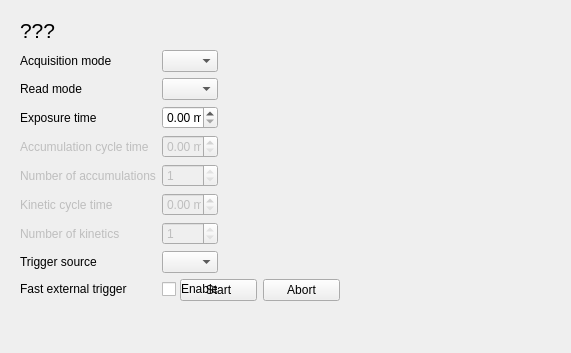
Old version of the form code/cam_full/acq_control_in_progress.ui in the repository gsehrlich/diffusive-ta.
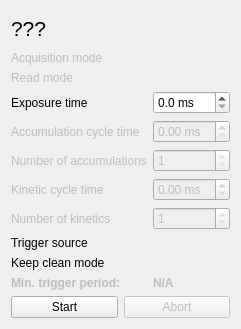
New version of the form.

Commit message: Fixed shutdown problems; Started acquisition parameter setup

What changed in the file:
```diff
--- a/code/cam_full/acq_control_in_progress.ui
+++ b/code/cam_full/acq_control_in_progress.ui
@@ -6,48 +6,16 @@
    <rect>
     <x>0</x>
     <y>0</y>
-    <width>571</width>
-    <height>353</height>
+    <width>215</width>
+    <height>329</height>
    </rect>
   </property>
   <property name="windowTitle">
    <string>Acquisition control</string>
   </property>
-  <widget class="QWidget" name="horizontalLayoutWidget">
-   <property name="geometry">
-    <rect>
-     <x>180</x>
-     <y>250</y>
-     <width>160</width>
-     <height>80</height>
-    </rect>
-   </property>
-   <layout class="QHBoxLayout" name="horizontalLayout">
+  <layout class="QVBoxLayout" name="verticalLayout">
     <item>
-     <widget class="QPushButton" name="startButton">
-      <property name="text">
-       <string>Start</string>
-      </property>
-     </widget>
-    </item>
-    <item>
-     <widget class="QPushButton" name="abortButton">
-      <property name="text">
-       <string>Abort</string>
-      </property>
-     </widget>
-    </item>
-   </layout>
-  </widget>
-  <widget class="QLabel" name="label">
-   <property name="geometry">
-    <rect>
-     <x>20</x>
-     <y>10</y>
-     <width>101</width>
-     <height>41</height>
-    </rect>
-   </property>
+    <widget class="QLabel" name="nameLabel">
    <property name="font">
     <font>
      <pointsize>16</pointsize>
@@ -57,50 +25,29 @@
     <string>???</string>
    </property>
   </widget>
-  <widget class="QWidget" name="formLayoutWidget">
-   <property name="geometry">
-    <rect>
-     <x>20</x>
-     <y>50</y>
-     <width>198</width>
-     <height>251</height>
-    </rect>
-   </property>
+   </item>
+   <item>
    <layout class="QFormLayout" name="formLayout">
     <item row="0" column="0">
      <widget class="QLabel" name="label_2">
+       <property name="enabled">
+        <bool>false</bool>
+       </property>
       <property name="text">
        <string>Acquisition mode</string>
       </property>
      </widget>
     </item>
-    <item row="0" column="1">
-     <widget class="QComboBox" name="acquisitionModeComboBox">
-      <property name="enabled">
-       <bool>true</bool>
-      </property>
-      <property name="currentText">
-       <string/>
-      </property>
-      <property name="currentIndex">
-       <number>-1</number>
-      </property>
-     </widget>
-    </item>
     <item row="1" column="0">
      <widget class="QLabel" name="label_3">
+       <property name="enabled">
+        <bool>false</bool>
+       </property>
       <property name="text">
        <string>Read mode</string>
       </property>
      </widget>
     </item>
-    <item row="1" column="1">
-     <widget class="QComboBox" name="readModeComboBox">
-      <property name="enabled">
-       <bool>true</bool>
-      </property>
-     </widget>
-    </item>
     <item row="2" column="0">
      <widget class="QLabel" name="label_4">
       <property name="text">
@@ -113,6 +60,9 @@
       <property name="suffix">
        <string> ms</string>
       </property>
+       <property name="decimals">
+        <number>1</number>
+       </property>
      </widget>
     </item>
     <item row="3" column="0">
@@ -208,25 +158,69 @@
       </property>
      </widget>
     </item>
-    <item row="7" column="1">
-     <widget class="QComboBox" name="triggerSourceComboBox"/>
-    </item>
     <item row="8" column="0">
      <widget class="QLabel" name="label_10">
       <property name="text">
-       <string>Fast external trigger</string>
+        <string>Keep clean mode</string>
       </property>
      </widget>
     </item>
-    <item row="8" column="1">
-     <widget class="QCheckBox" name="fastExternalCheckBox">
+     <item row="9" column="0">
+      <widget class="QLabel" name="label_11">
+       <property name="enabled">
+        <bool>false</bool>
+       </property>
+       <property name="font">
+        <font>
+         <weight>75</weight>
+         <bold>true</bold>
+        </font>
+       </property>
       <property name="text">
-       <string>Enable</string>
+        <string>Min. trigger period:</string>
       </property>
      </widget>
     </item>
-   </layout>
-  </widget>
+     <item row="9" column="1">
+      <widget class="QLabel" name="minTriggerPeriodLabel">
+       <property name="enabled">
+        <bool>false</bool>
+       </property>
+       <property name="font">
+        <font>
+         <weight>75</weight>
+         <bold>true</bold>
+        </font>
+       </property>
+       <property name="text">
+        <string>N/A</string>
+       </property>
+      </widget>
+     </item>
+    </layout>
+   </item>
+   <item>
+    <layout class="QHBoxLayout" name="horizontalLayout">
+     <item>
+      <widget class="QPushButton" name="startButton">
+       <property name="text">
+        <string>Start</string>
+       </property>
+      </widget>
+     </item>
+     <item>
+      <widget class="QPushButton" name="abortButton">
+       <property name="enabled">
+        <bool>false</bool>
+       </property>
+       <property name="text">
+        <string>Abort</string>
+       </property>
+      </widget>
+     </item>
+    </layout>
+   </item>
+  </layout>
  </widget>
  <resources/>
  <connections/>
```
Lines whose indentation alone changed are shown as unchanged. The commit also changes 11 other files.
